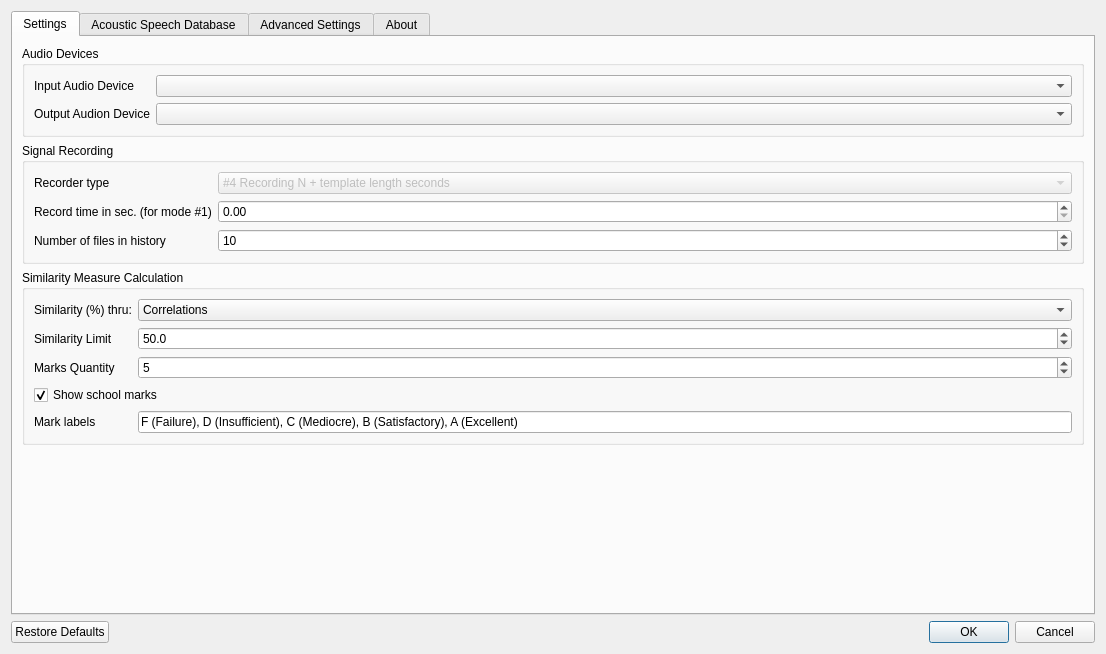
This is settingsdialog.ui in zhitko/inton-trainer as Qt 5 draws it before an edit. The edited form follows.
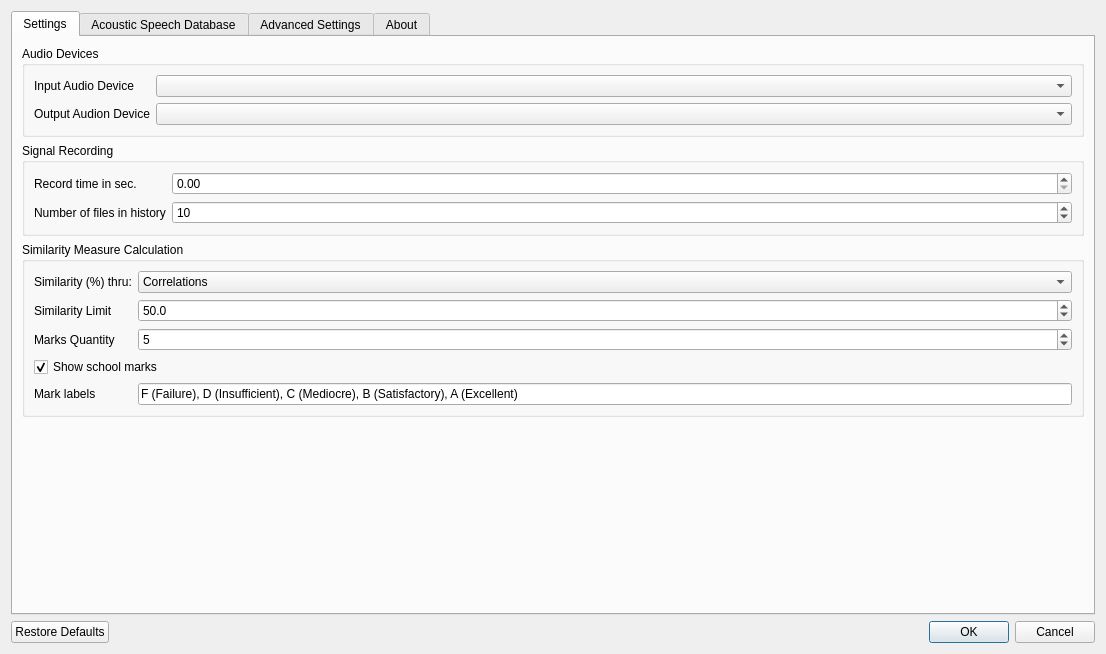
This is the edited form. Icons and pictures are not drawn.

What changed in the file:
```diff
--- a/settingsdialog.ui
+++ b/settingsdialog.ui
@@ -76,60 +76,23 @@
          </property>
          <layout class="QFormLayout" name="formLayout_12">
           <item row="0" column="0">
-           <widget class="QLabel" name="label_37">
-            <property name="text">
-             <string>Recorder type</string>
-            </property>
-           </widget>
-          </item>
-          <item row="0" column="1">
-           <widget class="QComboBox" name="recordingType">
-            <property name="enabled">
-             <bool>false</bool>
-            </property>
-            <property name="editable">
-             <bool>false</bool>
-            </property>
-            <property name="currentIndex">
-             <number>3</number>
-            </property>
-            <item>
-             <property name="text">
-              <string>#1 Recording N seconds</string>
-             </property>
-            </item>
-            <item>
-             <property name="text">
-              <string>#2 Manual recording</string>
-             </property>
-            </item>
-            <item>
-             <property name="text">
-              <string>#3 Auto recording using F0</string>
-             </property>
-            </item>
-            <item>
-             <property name="text">
-              <string>#4 Recording N + template length seconds</string>
-             </property>
-            </item>
-           </widget>
-          </item>
-          <item row="1" column="0">
            <widget class="QLabel" name="label_38">
             <property name="text">
-             <string>Record time in sec. (for mode #1)</string>
+             <string>Record time in sec.</string>
             </property>
            </widget>
           </item>
-          <item row="2" column="0">
+          <item row="0" column="1">
+           <widget class="QDoubleSpinBox" name="recordingSeconds"/>
+          </item>
+          <item row="1" column="0">
            <widget class="QLabel" name="label_16">
             <property name="text">
              <string>Number of files in history</string>
             </property>
            </widget>
           </item>
-          <item row="2" column="1">
+          <item row="1" column="1">
            <widget class="QSpinBox" name="recordingMaxFiles">
             <property name="minimum">
              <number>1</number>
@@ -139,9 +102,6 @@
             </property>
            </widget>
           </item>
-          <item row="1" column="1">
-           <widget class="QDoubleSpinBox" name="recordingSeconds"/>
-          </item>
          </layout>
         </widget>
        </item>
```
Left out of the diff: 10 changed lines with no effect on the pictures.
